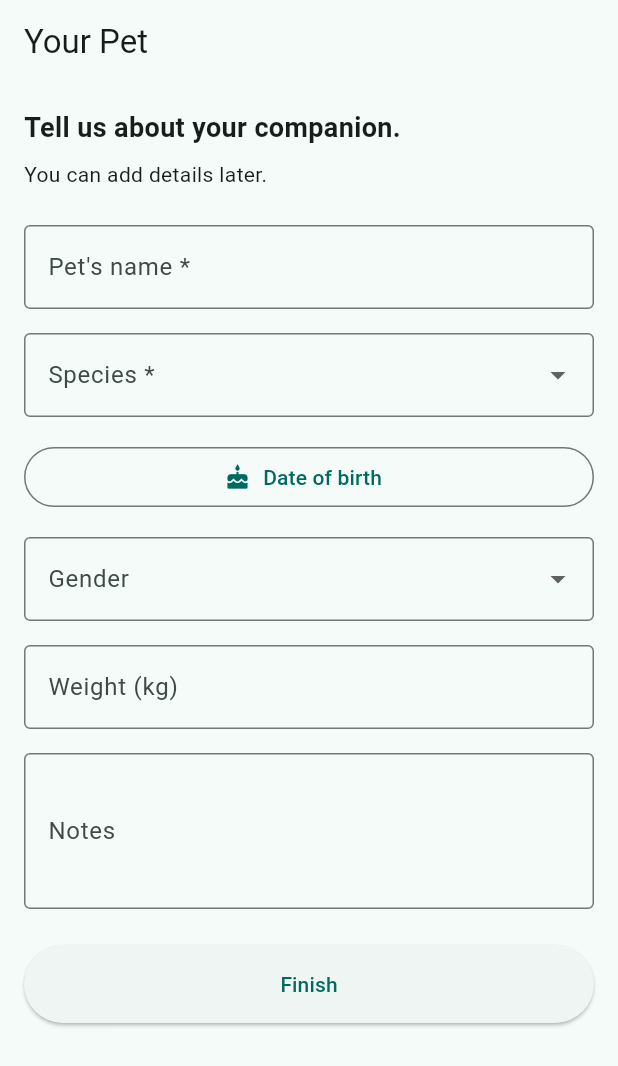
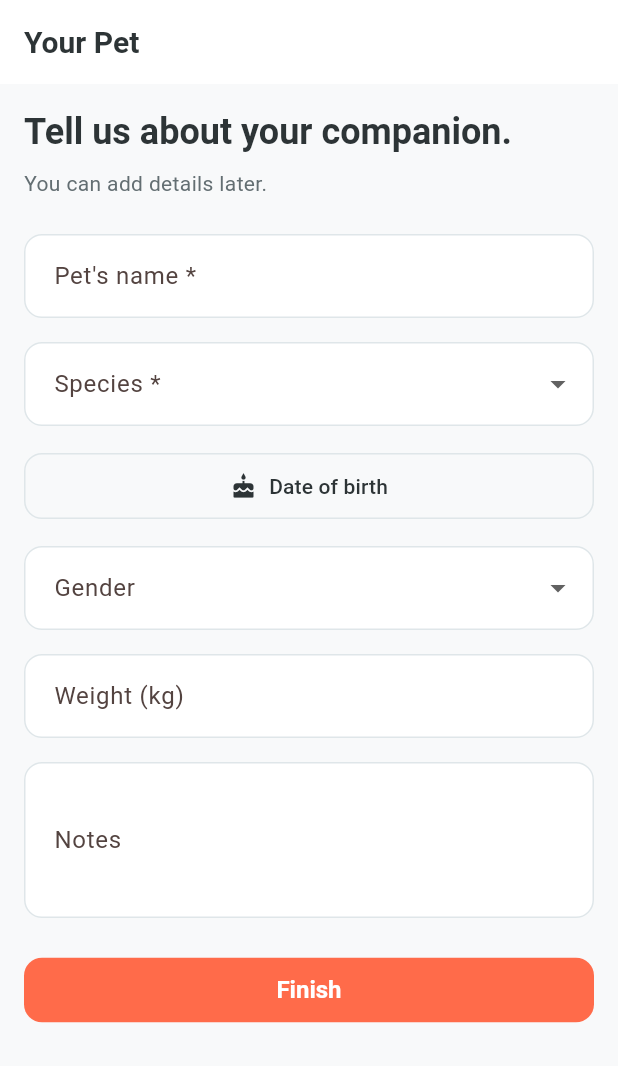
Before and after one commit to sk4ndal-commits/tammo, a Flutter app: the screen it shows after launch, on a phone screen of 412 x 824 dp. Shown: the top 1066 px of the screen. Run offline on Flutter 3.47's test engine with Material 3 defaults, Android fonts, the phone set to English and light mode, and no system bars; our stand-ins replace drift, flutter_local_notifications, flutter_riverpod, go_router; accounts and stored records are empty; generated files the repository leaves out were written again.

Commit message:
Integrate app theming with Material Design 3, adaptive app icons, and custom color schemes.

```diff
--- /dev/null
+++ b/lib/core/theme.dart
@@ -0,0 +1,114 @@
+import 'package:flutter/material.dart';
+
+class AppTheme {
+  // Brand Colors based on App Icon
+  static const Color coralEnergy = Color(0xFFFF6B4A);
+  static const Color orangeWarmth = Color(0xFFF99D1C);
+  static const Color tealFresh = Color(0xFF2CB5B5);
+  static const Color turquoiseCalm = Color(0xFF4DB6AC);
+
+  // Neutral Colors
+  static const Color backgroundLight = Color(0xFFF8F9FA);
+  static const Color surfaceLight = Colors.white;
+  static const Color textPrimary = Color(0xFF2D3436);
+  static const Color textSecondary = Color(0xFF636E72);
+
+  // Status Colors
+  static const Color success = Color(0xFF2ECC71);
+  static const Color warning = Color(0xFFF1C40F);
+  static const Color error = Color(0xFFE74C3C);
+  static const Color info = Color(0xFF3498DB);
+
+  static ThemeData get lightTheme {
+    return ThemeData(
+      useMaterial3: true,
+      colorScheme: ColorScheme.fromSeed(
+        seedColor: coralEnergy,
+        primary: coralEnergy,
+        onPrimary: Colors.white,
+        primaryContainer: const Color(0xFFFFEBE6),
+        onPrimaryContainer: coralEnergy,
+        secondary: tealFresh,
+        onSecondary: Colors.white,
+        secondaryContainer: const Color(0xFFE0F2F2),
+        onSecondaryContainer: tealFresh,
+        tertiary: orangeWarmth,
+        surface: surfaceLight,
+        error: error,
+      ),
+      scaffoldBackgroundColor: backgroundLight,
+      appBarTheme: const AppBarTheme(
+        backgroundColor: surfaceLight,
+        foregroundColor: textPrimary,
+        elevation: 0,
+        centerTitle: false,
+        titleTextStyle: TextStyle(
+          color: textPrimary,
+          fontSize: 20,
+          fontWeight: FontWeight.bold,
+        ),
+      ),
+      elevatedButtonTheme: ElevatedButtonThemeData(
+        style: ElevatedButton.styleFrom(
+          backgroundColor: coralEnergy,
+          foregroundColor: Colors.white,
+          elevation: 0,
+          padding: const EdgeInsets.symmetric(horizontal: 24, vertical: 12),
+          shape: RoundedRectangleBorder(
+            borderRadius: BorderRadius.circular(12),
+          ),
+          textStyle: const TextStyle(
+            fontSize: 16,
+            fontWeight: FontWeight.bold,
+          ),
+        ),
+      ),
+      outlinedButtonTheme: OutlinedButtonThemeData(
+        style: OutlinedButton.styleFrom(
+          foregroundColor: textPrimary,
+          side: const BorderSide(color: Color(0xFFDFE6E9)),
+          padding: const EdgeInsets.symmetric(horizontal: 24, vertical: 12),
+          shape: RoundedRectangleBorder(
+            borderRadius: BorderRadius.circular(12),
+          ),
+        ),
+      ),
+      inputDecorationTheme: InputDecorationTheme(
+        filled: true,
+        fillColor: surfaceLight,
+        border: OutlineInputBorder(
+          borderRadius: BorderRadius.circular(12),
+          borderSide: const BorderSide(color: Color(0xFFDFE6E9)),
+        ),
+        enabledBorder: OutlineInputBorder(
+          borderRadius: BorderRadius.circular(12),
+          borderSide: const BorderSide(color: Color(0xFFDFE6E9)),
+        ),
+        focusedBorder: OutlineInputBorder(
+          borderRadius: BorderRadius.circular(12),
+          borderSide: const BorderSide(color: coralEnergy, width: 2),
+        ),
+        contentPadding: const EdgeInsets.symmetric(horizontal: 16, vertical: 16),
+      ),
+      cardTheme: CardThemeData(
+        color: surfaceLight,
+        elevation: 0,
+        shape: RoundedRectangleBorder(
+          borderRadius: BorderRadius.circular(16),
+          side: const BorderSide(color: Color(0xFFF1F2F6)),
+        ),
+      ),
+      dividerTheme: const DividerThemeData(
+        thickness: 1,
+        color: Color(0xFFF1F2F6),
+      ),
+      textTheme: const TextTheme(
+        headlineLarge: TextStyle(color: textPrimary, fontWeight: FontWeight.bold),
+        headlineMedium: TextStyle(color: textPrimary, fontWeight: FontWeight.bold),
+        headlineSmall: TextStyle(color: textPrimary, fontWeight: FontWeight.bold),
+        bodyLarge: TextStyle(color: textPrimary),
+        bodyMedium: TextStyle(color: textSecondary),
+      ),
+    );
+  }
+}
--- a/lib/main.dart
+++ b/lib/main.dart
@@ -5,6 +5,7 @@ import 'package:flutter_local_notifications/flutter_local_notifications.dart';
 import 'package:flutter_localizations/flutter_localizations.dart';
 import 'l10n/app_localizations.dart';
 import 'core/router.dart';
+import 'core/theme.dart';
 
 final _logger = Logger('Main');
 
@@ -51,10 +52,7 @@ class TammoApp extends ConsumerWidget {
         Locale('de'),
         Locale('en'),
       ],
-      theme: ThemeData(
-        colorScheme: ColorScheme.fromSeed(seedColor: Colors.teal),
-        useMaterial3: true,
-      ),
+      theme: AppTheme.lightTheme,
       routerConfig: router,
     );
   }
--- a/lib/ui/screens/home_screen.dart
+++ b/lib/ui/screens/home_screen.dart
@@ -39,7 +39,10 @@ class HomeScreen extends ConsumerWidget {
                 const SizedBox(height: 16),
                 Text(
                   l10n.quickActions,
-                  style: const TextStyle(fontWeight: FontWeight.bold),
+                  style: Theme.of(context).textTheme.titleMedium?.copyWith(
+                    fontWeight: FontWeight.bold,
+                    color: Theme.of(context).colorScheme.primary,
+                  ),
                 ),
                 const SizedBox(height: 8),
                 Wrap(
@@ -68,7 +71,9 @@ class HomeScreen extends ConsumerWidget {
                 const SizedBox(height: 24),
                 Text(
                   l10n.timelinePlaceholder,
-                  style: const TextStyle(fontWeight: FontWeight.bold),
+                  style: Theme.of(context).textTheme.titleMedium?.copyWith(
+                    fontWeight: FontWeight.bold,
+                  ),
                 ),
                 const SizedBox(height: 8),
                 Expanded(
--- a/lib/ui/screens/onboarding_screen.dart
+++ b/lib/ui/screens/onboarding_screen.dart
@@ -62,7 +62,7 @@ class _OnboardingScreenState extends ConsumerState<OnboardingScreen> {
             children: [
               Text(
                 l10n.onboardingSubtitle,
-                style: const TextStyle(fontSize: 18, fontWeight: FontWeight.bold),
+                style: Theme.of(context).textTheme.headlineSmall,
               ),
               const SizedBox(height: 8),
               Text(l10n.onboardingHint),
@@ -158,9 +158,6 @@ class _OnboardingScreenState extends ConsumerState<OnboardingScreen> {
               const SizedBox(height: 24),
               ElevatedButton(
                 onPressed: _submit,
-                style: ElevatedButton.styleFrom(
-                  padding: const EdgeInsets.symmetric(vertical: 16),
-                ),
                 child: Text(l10n.finish),
               ),
             ],
--- a/lib/ui/screens/pet_edit_screen.dart
+++ b/lib/ui/screens/pet_edit_screen.dart
@@ -180,9 +180,6 @@ class _PetEditScreenState extends ConsumerState<PetEditScreen> {
                   const SizedBox(height: 24),
                   ElevatedButton(
                     onPressed: _submit,
-                    style: ElevatedButton.styleFrom(
-                      padding: const EdgeInsets.symmetric(vertical: 16),
-                    ),
                     child: Text(l10n.save),
                   ),
                 ],
--- a/lib/ui/widgets/pet_header.dart
+++ b/lib/ui/widgets/pet_header.dart
@@ -45,7 +45,7 @@ class PetHeader extends StatelessWidget {
                 Text(
                   _getSpeciesTranslation(context, pet.species),
                   style: Theme.of(context).textTheme.bodyMedium?.copyWith(
-                    color: Theme.of(context).colorScheme.onPrimaryContainer.withAlpha(204), // 80% Deckkraft
+                    color: Theme.of(context).colorScheme.onPrimaryContainer.withValues(alpha: 0.8),
                   ),
                 ),
               ],
--- a/pubspec.yaml
+++ b/pubspec.yaml
@@ -48,7 +48,10 @@ dev_dependencies:
 flutter_launcher_icons:
   android: "ic_launcher"
   ios: true
+  remove_alpha_ios: true
   image_path: "assets/appicon.png"
+  adaptive_icon_background: "#ffffff"
+  adaptive_icon_foreground: "assets/appicon.png"
   web:
     generate: true
     image_path: "assets/appicon.png"
```
Also changed, not shown: 28 other files.
